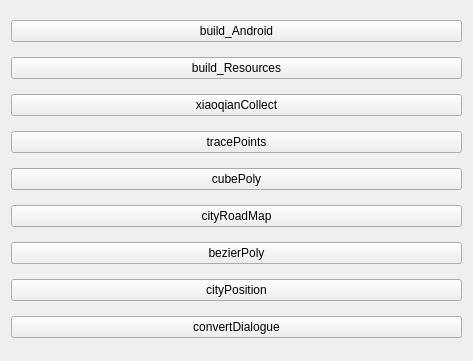
Above: QGcldTools/mainwindow.ui from luxiaodong/Qt before the change. Below: the same form after it.
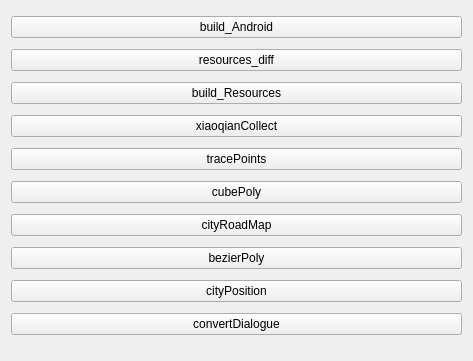
That is the form after the change.

```diff
--- a/QGcldTools/mainwindow.ui
+++ b/QGcldTools/mainwindow.ui
@@ -15,59 +15,59 @@
   </property>
   <widget class="QWidget" name="centralWidget">
    <layout class="QGridLayout" name="gridLayout">
-    <item row="4" column="0">
-     <widget class="QPushButton" name="cubePoly">
-      <property name="text">
-       <string>cubePoly</string>
-      </property>
-     </widget>
-    </item>
-    <item row="2" column="0">
-     <widget class="QPushButton" name="xiaoqianCollect">
-      <property name="text">
-       <string>xiaoqianCollect</string>
-      </property>
-     </widget>
-    </item>
-    <item row="6" column="0">
-     <widget class="QPushButton" name="bezierPoly">
-      <property name="text">
-       <string>bezierPoly</string>
-      </property>
-     </widget>
-    </item>
-    <item row="8" column="0">
+    <item row="9" column="0">
      <widget class="QPushButton" name="cityPosition">
       <property name="text">
        <string>cityPosition</string>
       </property>
      </widget>
     </item>
-    <item row="11" column="0">
+    <item row="12" column="0">
      <widget class="QPushButton" name="convertDialogue">
       <property name="text">
        <string>convertDialogue</string>
       </property>
      </widget>
     </item>
-    <item row="3" column="0">
+    <item row="2" column="0">
+     <widget class="QPushButton" name="build_res">
+      <property name="text">
+       <string>build_Resources</string>
+      </property>
+     </widget>
+    </item>
+    <item row="4" column="0">
      <widget class="QPushButton" name="tracePoints">
       <property name="text">
        <string>tracePoints</string>
       </property>
      </widget>
     </item>
-    <item row="5" column="0">
+    <item row="6" column="0">
      <widget class="QPushButton" name="cityRoadMap">
       <property name="text">
        <string>cityRoadMap</string>
       </property>
      </widget>
     </item>
-    <item row="1" column="0">
-     <widget class="QPushButton" name="build_res">
+    <item row="3" column="0">
+     <widget class="QPushButton" name="xiaoqianCollect">
       <property name="text">
-       <string>build_Resources</string>
+       <string>xiaoqianCollect</string>
+      </property>
+     </widget>
+    </item>
+    <item row="7" column="0">
+     <widget class="QPushButton" name="bezierPoly">
+      <property name="text">
+       <string>bezierPoly</string>
+      </property>
+     </widget>
+    </item>
+    <item row="5" column="0">
+     <widget class="QPushButton" name="cubePoly">
+      <property name="text">
+       <string>cubePoly</string>
       </property>
      </widget>
     </item>
@@ -78,6 +78,13 @@
       </property>
      </widget>
     </item>
+    <item row="1" column="0">
+     <widget class="QPushButton" name="resourceDiff">
+      <property name="text">
+       <string>resources_diff</string>
+      </property>
+     </widget>
+    </item>
    </layout>
   </widget>
  </widget>
```
